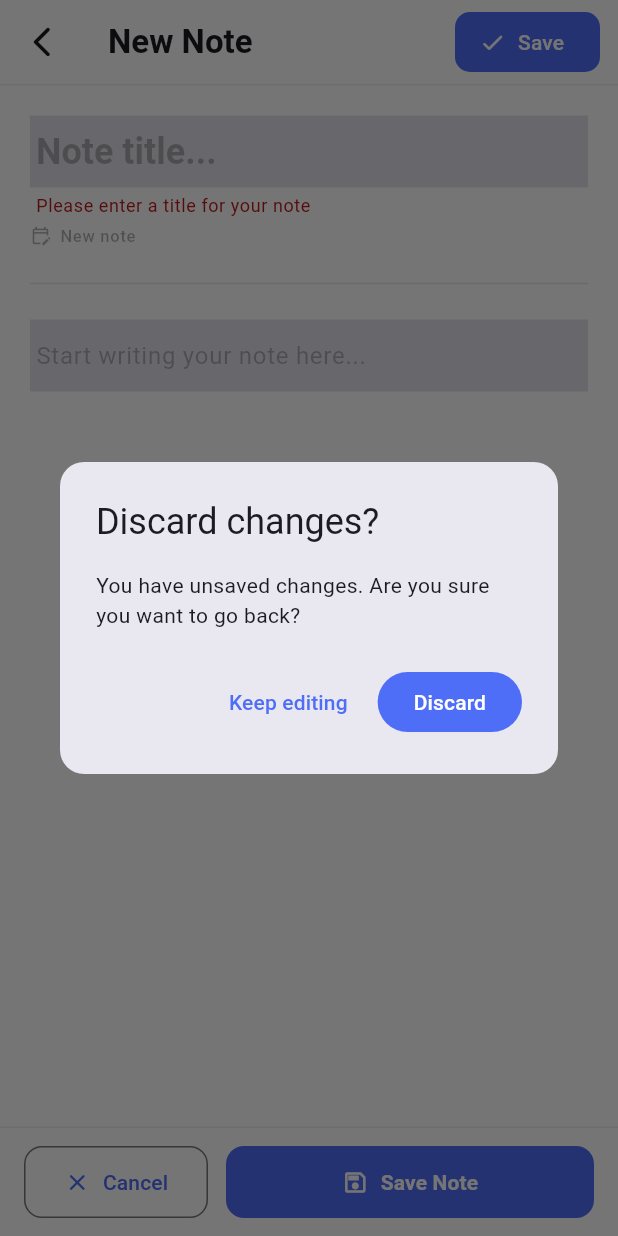
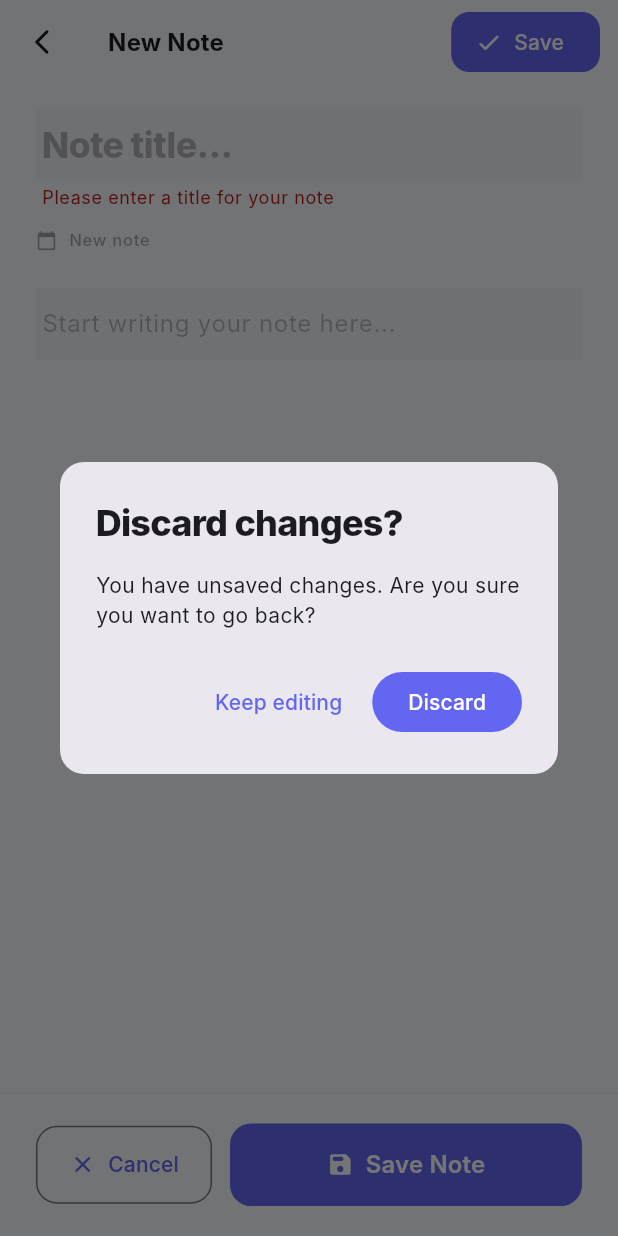
Before and after one commit to Denis-7242/notely, a Flutter app: the NoteEditorScreen screen opened directly, after a tap on "Save Note", after a tap on the "arrow back ios new" icon, on a phone screen of 412 x 824 dp. Run offline on Flutter 3.47's test engine with Material 3 defaults, Android fonts, the phone set to English and light mode, and no system bars; our stand-ins replace hive, hive_flutter; accounts and stored records are empty; Roboto replaces fonts that are missing (Inter).

Commit message:
style: Update themes and UI elements for improved aesthetics and consistency

```diff
--- a/lib/screens/note_editor_screen.dart
+++ b/lib/screens/note_editor_screen.dart
@@ -118,27 +118,26 @@
     final colorScheme = theme.colorScheme;
 
     return WillPopScope(
-      onWillPop: _onWillPop, // Intercept back button
+      onWillPop: _onWillPop,
       child: Scaffold(
-        backgroundColor: colorScheme.surface,
+        backgroundColor: colorScheme.background,
         appBar: AppBar(
-          backgroundColor: colorScheme.surface,
+          backgroundColor: colorScheme.background,
           elevation: 0,
           scrolledUnderElevation: 0,
           leading: IconButton(
-            icon: const Icon(Icons.arrow_back_ios_new_rounded),
+            icon: const Icon(Icons.arrow_back_ios_new_rounded, size: 20),
             onPressed: () async {
               if (await _onWillPop()) Navigator.pop(context);
             },
           ),
           title: Text(
             _isEditing ? 'Edit Note' : 'New Note',
-            style: theme.textTheme.titleLarge?.copyWith(
-              fontWeight: FontWeight.w600,
+            style: theme.textTheme.titleMedium?.copyWith(
+              fontWeight: FontWeight.w700,
             ),
           ),
           actions: [
-            // Save button in the app bar
             Padding(
               padding: const EdgeInsets.only(right: 12),
               child: FilledButton.icon(
@@ -158,7 +157,7 @@
                   backgroundColor: colorScheme.primary,
                   foregroundColor: colorScheme.onPrimary,
                   shape: RoundedRectangleBorder(
-                    borderRadius: BorderRadius.circular(10),
+                    borderRadius: BorderRadius.circular(12),
                   ),
                 ),
               ),
@@ -169,81 +168,70 @@
           key: _formKey,
           child: Column(
             children: [
-              // ---- Divider ----
-              Divider(
-                height: 1,
-                color: colorScheme.outlineVariant.withOpacity(0.3),
-              ),
-
               Expanded(
                 child: SingleChildScrollView(
-                  padding: const EdgeInsets.all(20),
+                  padding: const EdgeInsets.symmetric(horizontal: 24, vertical: 16),
                   child: Column(
                     crossAxisAlignment: CrossAxisAlignment.start,
                     children: [
                       // ---- Title Field ----
                       TextFormField(
                         controller: _titleController,
-                        autofocus: !_isEditing, // Auto-focus when creating new
+                        autofocus: !_isEditing,
                         style: theme.textTheme.headlineSmall?.copyWith(
-                          fontWeight: FontWeight.w700,
+                          fontWeight: FontWeight.w800,
                           color: colorScheme.onSurface,
+                          letterSpacing: -0.5,
                         ),
                         decoration: InputDecoration(
                           hintText: 'Note title...',
                           hintStyle: theme.textTheme.headlineSmall?.copyWith(
                             color: colorScheme.onSurface.withOpacity(0.3),
-                            fontWeight: FontWeight.w700,
+                            fontWeight: FontWeight.w800,
                           ),
                           border: InputBorder.none,
                           contentPadding: EdgeInsets.zero,
                         ),
-                        maxLines: null, // Allow multi-line title
+                        maxLines: null,
                         textCapitalization: TextCapitalization.sentences,
-                        // Validation rule: title is required
                         validator: (value) {
                           if (value == null || value.trim().isEmpty) {
                             return 'Please enter a title for your note';
                           }
-                          return null; // null means "valid"
+                          return null;
                         },
                       ),
 
-                      const SizedBox(height: 4),
+                      const SizedBox(height: 12),
 
                       // ---- Metadata row ----
                       Row(
                         children: [
                           Icon(
-                            Icons.edit_calendar_outlined,
+                            Icons.calendar_today_rounded,
                             size: 14,
-                            color: colorScheme.onSurface.withOpacity(0.35),
+                            color: colorScheme.onSurface.withOpacity(0.4),
                           ),
-                          const SizedBox(width: 6),
+                          const SizedBox(width: 8),
                           Text(
                             _isEditing ? 'Editing note' : 'New note',
                             style: theme.textTheme.labelSmall?.copyWith(
-                              color: colorScheme.onSurface.withOpacity(0.35),
+                              color: colorScheme.onSurface.withOpacity(0.4),
+                              fontWeight: FontWeight.w500,
                             ),
                           ),
                         ],
                       ),
 
-                      const SizedBox(height: 16),
-
-                      // ---- Divider between title and content ----
-                      Divider(
-                        color: colorScheme.outlineVariant.withOpacity(0.4),
-                      ),
-
-                      const SizedBox(height: 16),
+                      const SizedBox(height: 24),
 
                       // ---- Content Field ----
                       TextFormField(
                         controller: _contentController,
                         style: theme.textTheme.bodyLarge?.copyWith(
                           color: colorScheme.onSurface,
-                          height: 1.7, // Line spacing for readability
+                          height: 1.7,
+                          fontSize: 16,
                         ),
                         decoration: InputDecoration(
                           hintText: 'Start writing your note here...',
@@ -254,13 +242,11 @@
                           border: InputBorder.none,
                           contentPadding: EdgeInsets.zero,
                         ),
-                        maxLines: null, // Unlimited lines
+                        maxLines: null,
                         keyboardType: TextInputType.multiline,
                         textCapitalization: TextCapitalization.sentences,
                       ),
-
-                      // Bottom padding so keyboard doesn't cover text
-                      const SizedBox(height: 200),
+                      const SizedBox(height: 300),
                     ],
                   ),
                 ),
@@ -269,22 +255,21 @@
               // ---- Bottom action bar ----
               Container(
                 padding: EdgeInsets.only(
-                  left: 16,
-                  right: 16,
-                  top: 12,
-                  bottom: MediaQuery.of(context).padding.bottom + 12,
+                  left: 24,
+                  right: 24,
+                  top: 20,
+                  bottom: MediaQuery.of(context).padding.bottom + 20,
                 ),
                 decoration: BoxDecoration(
-                  color: colorScheme.surface,
+                  color: colorScheme.background,
                   border: Border(
                     top: BorderSide(
-                      color: colorScheme.outlineVariant.withOpacity(0.3),
+                      color: colorScheme.outlineVariant.withOpacity(0.2),
                     ),
                   ),
                 ),
                 child: Row(
                   children: [
-                    // Cancel button
                     Expanded(
                       child: OutlinedButton.icon(
                         onPressed: () async {
@@ -293,28 +278,27 @@
                         icon: const Icon(Icons.close_rounded, size: 18),
                         label: const Text('Cancel'),
                         style: OutlinedButton.styleFrom(
-                          padding: const EdgeInsets.symmetric(vertical: 14),
+                          padding: const EdgeInsets.symmetric(vertical: 16),
                           shape: RoundedRectangleBorder(
-                            borderRadius: BorderRadius.circular(12),
+                            borderRadius: BorderRadius.circular(14),
                           ),
                         ),
                       ),
                     ),
                     const SizedBox(width: 12),
-                    // Save button
                     Expanded(
                       flex: 2,
                       child: FilledButton.icon(
                         onPressed: _isSaving ? null : _saveNote,
-                        icon: const Icon(Icons.save_outlined, size: 18),
+                        icon: const Icon(Icons.save_rounded, size: 18),
                         label: const Text(
                           'Save Note',
-                          style: TextStyle(fontWeight: FontWeight.w600),
+                          style: TextStyle(fontWeight: FontWeight.w600, fontSize: 16),
                         ),
                         style: FilledButton.styleFrom(
-                          padding: const EdgeInsets.symmetric(vertical: 14),
+                          padding: const EdgeInsets.symmetric(vertical: 16),
                           shape: RoundedRectangleBorder(
-                            borderRadius: BorderRadius.circular(12),
+                            borderRadius: BorderRadius.circular(14),
                           ),
                         ),
                       ),
```
Also changed, not shown: lib/main.dart (+51 -15 lines), lib/screens/home_screen.dart (+40 -46 lines), lib/widgets/note_card.dart (+37 -38 lines).
